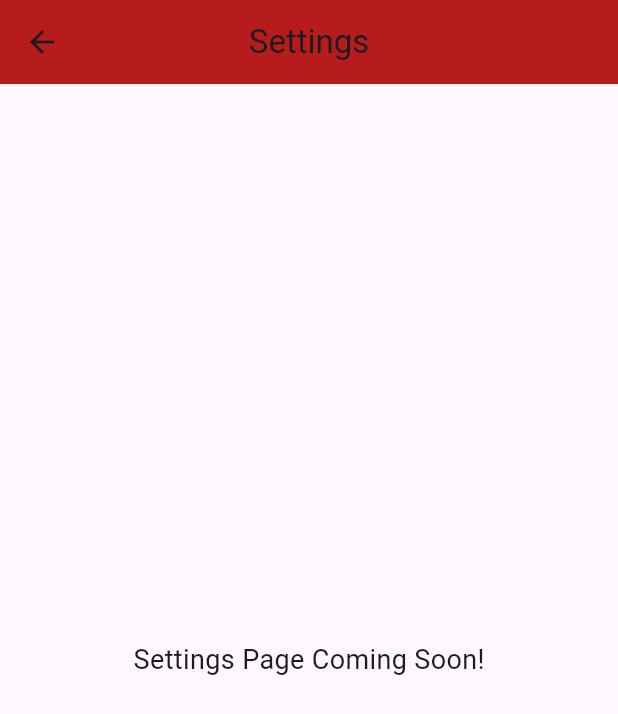
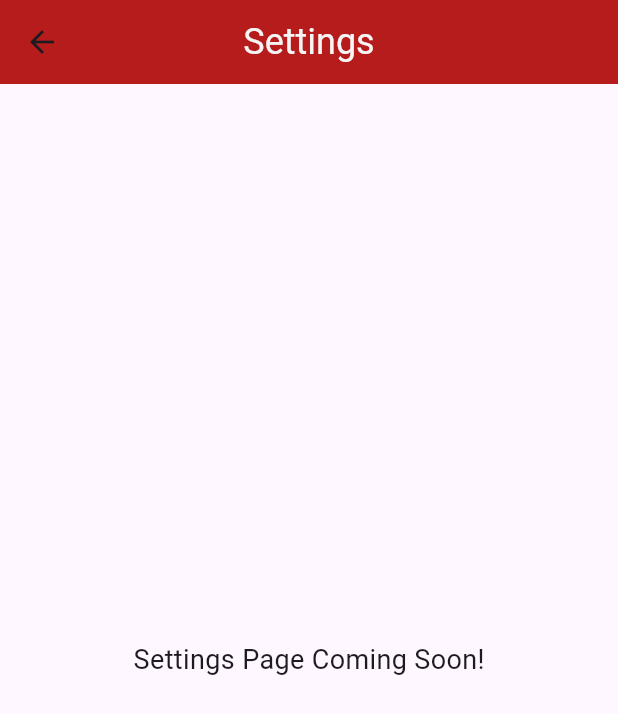
Before and after one commit to EmreUte/CS310-Project, a Flutter app: the SettingsPage screen opened directly, on a phone screen of 412 x 824 dp. Shown: the top 714 px of the screen. Run offline on Flutter 3.47's test engine with Material 3 defaults, Android fonts, the phone set to English and light mode, and no system bars; our stand-ins replace email_validator, google_fonts.

Commit message:
created the main structure for settings page.

```diff
--- a/lib/Settings/settings_page.dart
+++ b/lib/Settings/settings_page.dart
@@ -1,3 +1,4 @@
+import 'package:cs310_project/utils/styles.dart';
 import 'package:flutter/material.dart';
 import '../utils/colors.dart';
 
@@ -6,7 +7,7 @@ class SettingsPage extends StatelessWidget {
   Widget build(BuildContext context) {
     return Scaffold(
       appBar: AppBar(
-        title: Text('Settings'),
+        title: Text('Settings', style: kAppBarText),
         backgroundColor: Colors.red[900],
       ),
       body: Center(
--- a/lib/main.dart
+++ b/lib/main.dart
@@ -13,6 +13,7 @@ import 'package:cs310_project/utils/colors.dart';
 import 'RideMonitoring/finding_your_ride.dart';
 import 'preferences/passenger_preferences.dart';
 import 'preferences/driver_preferences.dart';
+import 'Settings/settings_page.dart';
 void main() {
   runApp(const MyApp());
 }
@@ -37,7 +38,8 @@ class MyApp extends StatelessWidget {
         '/passenger_profile': (context) => PassengerProfile(),
         '/driver_preferences': (context) => DriverPreferencesScreen(),
         '/passenger_preferences': (context) => PassengerPreferencesScreen(),
-        '/finding_your_ride': (context) => FindingRideScreen()
+        '/finding_your_ride': (context) => FindingRideScreen(),
+        '/settings_page': (context) => SettingsPage(),
       },
       theme: ThemeData.light().copyWith(
         appBarTheme: AppBarTheme(
```
